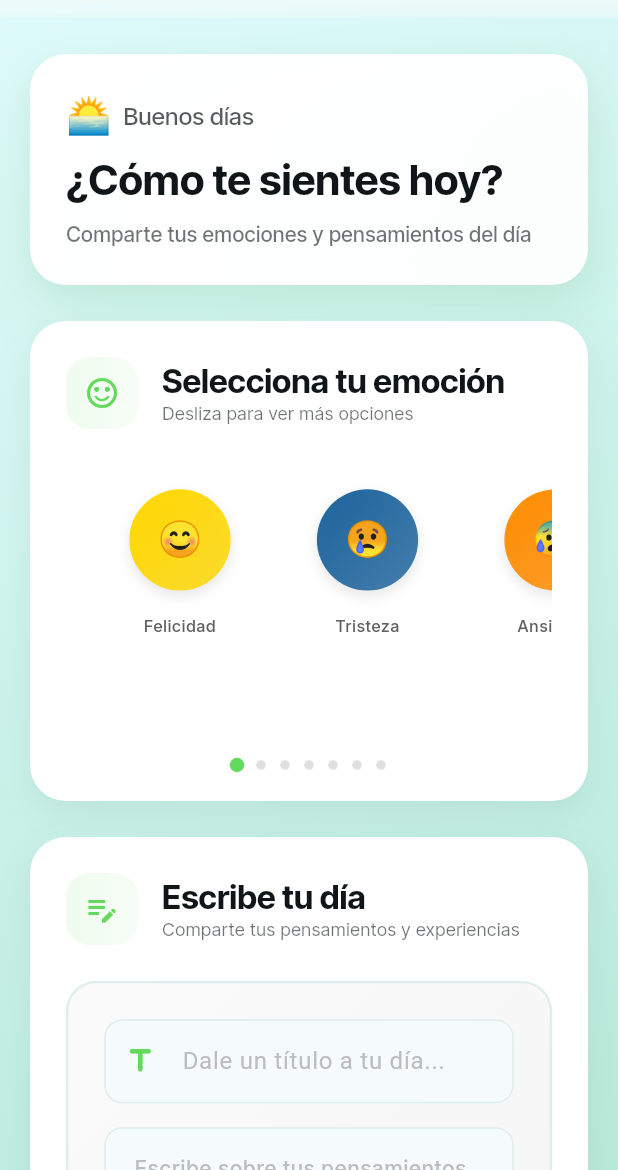
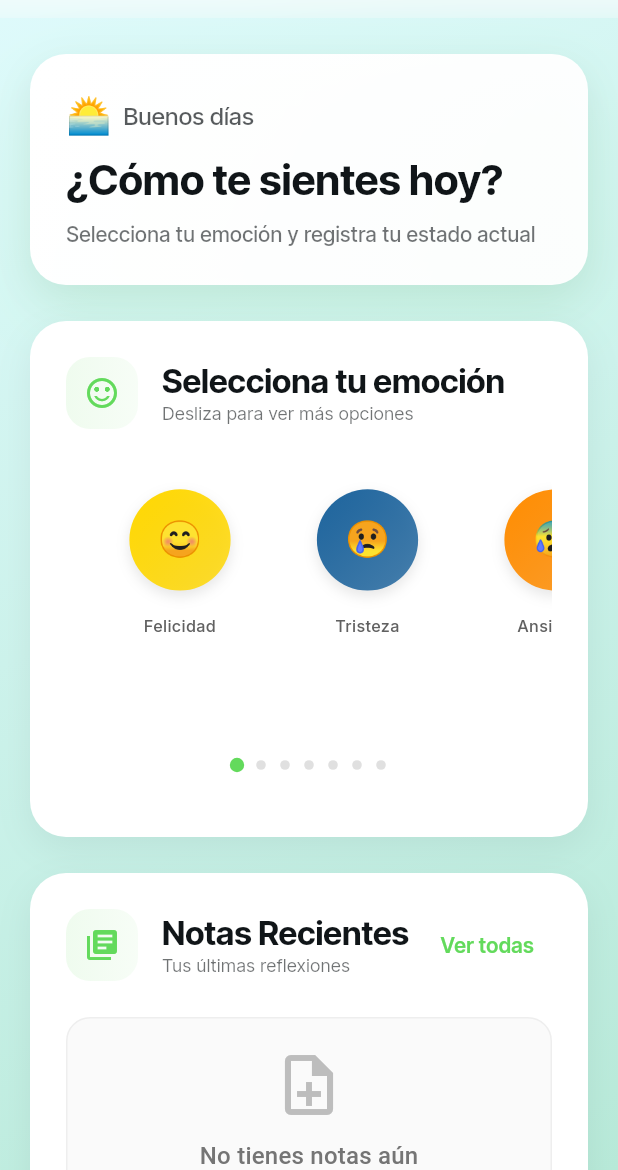
Before and after one commit to YaelAguilar/Lumimood-app, a Flutter app: the _DiaryView screen opened directly, on a phone screen of 412 x 824 dp, the part 66-1236 px from its top. Run offline on Flutter 3.47's test engine with Material 3 defaults, Android fonts, the phone set to English and light mode, and no system bars; drawn by our look-alikes of flutter_animate; our stand-ins replace dartz, equatable, fl_chart, flutter_bloc, flutter_dotenv, get_it and 4 more; accounts and stored records are empty.

Commit message:
feat(diary): enhance DiaryBloc to include recent notes functionality and update emotion saving logic

```diff
--- a/lib/features/diary/presentation/bloc/diary_event.dart
+++ b/lib/features/diary/presentation/bloc/diary_event.dart
@@ -14,9 +14,4 @@ final class IntensityChanged extends DiaryEvent {
   IntensityChanged(this.intensity);
 }
 
-final class SaveNoteButtonPressed extends DiaryEvent {
-  final String title;
-  final String content;
-
-  SaveNoteButtonPressed({required this.title, required this.content});
-}
+final class SaveEmotionButtonPressed extends DiaryEvent {}
--- a/lib/features/diary/presentation/bloc/diary_state.dart
+++ b/lib/features/diary/presentation/bloc/diary_state.dart
@@ -7,7 +7,8 @@ class DiaryState extends Equatable {
   final List<Emotion> emotions;
   final Emotion? selectedEmotion;
   final double intensity;
-  final bool isNoteSaved;
+  final bool isEmotionSaved;
+  final List<Note> recentNotes;
   final String? errorMessage;
 
   const DiaryState({
@@ -15,7 +16,8 @@ class DiaryState extends Equatable {
     this.emotions = const [],
     this.selectedEmotion,
     this.intensity = 5.0,
-    this.isNoteSaved = false,
+    this.isEmotionSaved = false,
+    this.recentNotes = const [],
     this.errorMessage,
   });
 
@@ -24,7 +26,8 @@ class DiaryState extends Equatable {
     List<Emotion>? emotions,
     Emotion? selectedEmotion,
     double? intensity,
-    bool? isNoteSaved,
+    bool? isEmotionSaved,
+    List<Note>? recentNotes,
     String? errorMessage,
   }) {
     return DiaryState(
@@ -32,11 +35,12 @@ class DiaryState extends Equatable {
       emotions: emotions ?? this.emotions,
       selectedEmotion: selectedEmotion ?? this.selectedEmotion,
       intensity: intensity ?? this.intensity,
-      isNoteSaved: isNoteSaved ?? this.isNoteSaved,
+      isEmotionSaved: isEmotionSaved ?? this.isEmotionSaved,
+      recentNotes: recentNotes ?? this.recentNotes,
       errorMessage: errorMessage,
     );
   }
 
   @override
-  List<Object?> get props => [status, emotions, selectedEmotion, intensity, isNoteSaved, errorMessage];
+  List<Object?> get props => [status, emotions, selectedEmotion, intensity, isEmotionSaved, recentNotes, errorMessage];
 }
--- a/lib/features/diary/presentation/pages/diary_page.dart
+++ b/lib/features/diary/presentation/pages/diary_page.dart
@@ -5,9 +5,11 @@ import 'package:flutter_bloc/flutter_bloc.dart';
 import 'package:flutter_animate/flutter_animate.dart';
 import 'package:google_fonts/google_fonts.dart';
 import 'package:go_router/go_router.dart';
+import 'package:intl/intl.dart';
 import '../../../../core/injection_container.dart';
 import '../../../../core/presentation/theme.dart';
 import '../../../../core/session/session_cubit.dart';
+import '../../../notes/domain/entities/note.dart';
 import '../../../welcome/presentation/widgets/animated_background.dart';
 import '../bloc/diary_bloc.dart';
 import '../widgets/emotion_button.dart';
@@ -53,7 +55,7 @@ class _DiaryViewState extends State<_DiaryView> {
               ),
             );
         }
-        if (state.isNoteSaved) {
+        if (state.isEmotionSaved) {
           HapticFeedback.lightImpact();
           ScaffoldMessenger.of(context)
             ..hideCurrentSnackBar()
@@ -63,7 +65,7 @@ class _DiaryViewState extends State<_DiaryView> {
                   children: [
                     Icon(Icons.check_circle, color: Colors.white, size: 20),
                     SizedBox(width: 12),
-                    Text('Nota guardada con éxito'),
+                    Text('Emoción guardada con éxito'),
                   ],
                 ),
                 backgroundColor: AppTheme.primaryColor,
@@ -131,7 +133,7 @@ class _DiaryViewState extends State<_DiaryView> {
                         const SizedBox(height: 24),
                         const _EmotionsSection(),
                         const SizedBox(height: 24),
-                        const _NoteSection(),
+                        const _RecentNotesSection(),
                         const SizedBox(height: 40),
                       ],
                     ),
@@ -224,7 +226,7 @@ class _WelcomeCard extends StatelessWidget {
             ),
             const SizedBox(height: 8),
             Text(
-              'Comparte tus emociones y pensamientos del día',
+              'Selecciona tu emoción y registra tu estado actual',
               style: GoogleFonts.interTight(
                 textStyle: textTheme.bodyMedium,
                 color: AppTheme.primaryText.withAlpha((0.6 * 255).round()),
@@ -484,6 +486,68 @@ class _EmotionsSectionState extends State<_EmotionsSection> {
                   );
                 },
               ),
+
+            // Intensity Slider Section
+            const SizedBox(height: 24),
+            BlocBuilder<DiaryBloc, DiaryState>(
+              buildWhen: (p, c) => p.selectedEmotion != c.selectedEmotion || p.intensity != c.intensity,
+              builder: (context, state) {
+                if (state.selectedEmotion == null) {
+                  return const SizedBox.shrink();
+                }
+
+                return Column(
+                  crossAxisAlignment: CrossAxisAlignment.start,
+                  children: [
+                    Text(
+                      'Intensidad: ${state.intensity.round()}',
+                      style: textTheme.bodyMedium?.copyWith(
+                        color: state.selectedEmotion?.color,
+                        fontWeight: FontWeight.bold,
+                      ),
+                    ),
+                    const SizedBox(height: 8),
+                    Slider(
+                      value: state.intensity,
+                      min: 1,
+                      max: 10,
+                      divisions: 9,
+                      activeColor: state.selectedEmotion?.color,
+                      label: state.intensity.round().toString(),
+                      onChanged: (value) {
+                        context.read<DiaryBloc>().add(IntensityChanged(value));
+                      },
+                    ),
+                    const SizedBox(height: 16),
+                    SizedBox(
+                      width: double.infinity,
+                      child: ElevatedButton.icon(
+                        style: ElevatedButton.styleFrom(
+                          backgroundColor: state.selectedEmotion?.color ?? AppTheme.primaryColor,
+                          foregroundColor: Colors.white,
+                          minimumSize: const Size(double.infinity, 56),
+                          shape: RoundedRectangleBorder(borderRadius: BorderRadius.circular(16)),
+                          elevation: 8,
+                          shadowColor: (state.selectedEmotion?.color ?? AppTheme.primaryColor).withAlpha((0.4 * 255).round()),
+                        ),
+                        onPressed: () {
+                          HapticFeedback.mediumImpact();
+                          context.read<DiaryBloc>().add(SaveEmotionButtonPressed());
+                        },
+                        icon: const Icon(Icons.save_rounded),
+                        label: Text(
+                          'Guardar Emoción',
+                          style: textTheme.titleMedium?.copyWith(
+                            color: Colors.white,
+                            fontWeight: FontWeight.bold,
+                          ),
+                        ),
+                      ),
+                    ),
+                  ],
+                ).animate().fadeIn(duration: 400.ms);
+              },
+            ),
           ],
         ),
       ).animate().fadeIn(delay: 400.ms).slideY(begin: 0.2),
@@ -491,8 +555,28 @@ class _EmotionsSectionState extends State<_EmotionsSection> {
   }
 }
 
-class _NoteSection extends StatelessWidget {
-  const _NoteSection();
+class _RecentNotesSection extends StatefulWidget {
+  const _RecentNotesSection();
+
+  @override
+  State<_RecentNotesSection> createState() => _RecentNotesSectionState();
+}
+
+class _RecentNotesSectionState extends State<_RecentNotesSection> {
+  late PageController _pageController;
+  int _currentPage = 0;
+
+  @override
+  void initState() {
+    super.initState();
+    _pageController = PageController();
+  }
+
+  @override
+  void dispose() {
+    _pageController.dispose();
+    super.dispose();
+  }
 
   @override
   Widget build(BuildContext context) {
@@ -529,7 +613,7 @@ class _NoteSection extends StatelessWidget {
                     ),
                     borderRadius: BorderRadius.circular(16),
                   ),
-                  child: const Icon(Icons.edit_note, color: AppTheme.primaryColor, size: 24),
+                  child: const Icon(Icons.library_books, color: AppTheme.primaryColor, size: 24),
                 ),
                 const SizedBox(width: 16),
                 Expanded(
@@ -537,14 +621,14 @@ class _NoteSection extends StatelessWidget {
                     crossAxisAlignment: CrossAxisAlignment.start,
                     children: [
                       Text(
-                        'Escribe tu día',
+                        'Notas Recientes',
                         style: GoogleFonts.interTight(
                           textStyle: textTheme.titleLarge,
                           fontWeight: FontWeight.bold,
                         ),
                       ),
                       Text(
-                        'Comparte tus pensamientos y experiencias',
+                        'Tus últimas reflexiones',
                         style: GoogleFonts.interTight(
                           textStyle: textTheme.bodySmall,
                           color: AppTheme.primaryText.withAlpha((0.6 * 255).round()),
@@ -553,10 +637,82 @@ class _NoteSection extends StatelessWidget {
                     ],
                   ),
                 ),
+                TextButton(
+                  onPressed: () => context.pushNamed('notes'),
+                  child: Text(
+                    'Ver todas',
+                    style: GoogleFonts.interTight(
+                      textStyle: textTheme.bodyMedium,
+                      color: AppTheme.primaryColor,
+                      fontWeight: FontWeight.w600,
+                    ),
+                  ),
+                ),
               ],
             ),
             const SizedBox(height: 24),
-            const _NoteCard(),
+            BlocBuilder<DiaryBloc, DiaryState>(
+              buildWhen: (p, c) => p.recentNotes != c.recentNotes || p.status != c.status,
+              builder: (context, state) {
+                if (state.status == DiaryStatus.loading) {
+                  return const Center(
+                    child: Padding(
+                      padding: EdgeInsets.all(32.0),
+                      child: CircularProgressIndicator(),
+                    ),
+                  );
+                }
+
+                if (state.recentNotes.isEmpty) {
+                  return _EmptyNotesWidget();
+                }
+
+                return Column(
+                  children: [
+                    SizedBox(
+                      height: 200,
+                      child: PageView.builder(
+                        controller: _pageController,
+                        itemCount: state.recentNotes.length,
+                        onPageChanged: (index) {
+                          setState(() {
+                            _currentPage = index;
+                          });
+                        },
+                        itemBuilder: (context, index) {
+                          final note = state.recentNotes[index];
+                          return Padding(
+                            padding: const EdgeInsets.symmetric(horizontal: 4.0),
+                            child: _NoteCarouselCard(note: note),
+                          );
+                        },
+                      ),
+                    ),
+                    const SizedBox(height: 16),
+                    // Page Indicator (Dots)
+                    if (state.recentNotes.length > 1)
+                      Row(
+                        mainAxisAlignment: MainAxisAlignment.center,
+                        children: List.generate(
+                          state.recentNotes.length,
+                          (index) => AnimatedContainer(
+                            duration: const Duration(milliseconds: 300),
+                            margin: const EdgeInsets.symmetric(horizontal: 4),
+                            height: 8,
+                            width: _currentPage == index ? 24 : 8,
+                            decoration: BoxDecoration(
+                              color: _currentPage == index
+                                  ? AppTheme.primaryColor
+                                  : AppTheme.primaryColor.withAlpha((0.3 * 255).round()),
+                              borderRadius: BorderRadius.circular(4),
+                            ),
+                          ),
+                        ),
+                      ),
+                  ],
+                );
+              },
+            ),
           ],
         ),
       ).animate().fadeIn(delay: 600.ms).slideY(begin: 0.2),
@@ -564,183 +720,156 @@ class _NoteSection extends StatelessWidget {
   }
 }
 
-class _NoteCard extends StatefulWidget {
-  const _NoteCard();
+class _EmptyNotesWidget extends StatelessWidget {
+  @override
+  Widget build(BuildContext context) {
+    final textTheme = Theme.of(context).textTheme;
 
-  @override
-  State<_NoteCard> createState() => _NoteCardState();
+    return Container(
+      height: 150,
+      decoration: BoxDecoration(
+        color: Colors.grey.shade50,
+        borderRadius: BorderRadius.circular(16),
+        border: Border.all(color: Colors.grey.shade200),
+      ),
+      child: Center(
+        child: Column(
+          mainAxisAlignment: MainAxisAlignment.center,
+          children: [
+            Icon(
+              Icons.note_add_outlined,
+              size: 48,
+              color: Colors.grey.shade400,
+            ),
+            const SizedBox(height: 12),
+            Text(
+              'No tienes notas aún',
+              style: textTheme.titleMedium?.copyWith(
+                color: Colors.grey.shade600,
+                fontWeight: FontWeight.w500,
+              ),
+            ),
+            const SizedBox(height: 8),
+            Text(
+              'Crea tu primera nota tocando aquí',
+              style: textTheme.bodySmall?.copyWith(
+                color: Colors.grey.shade500,
+              ),
+            ),
+          ],
+        ),
+      ),
+    ).animate().fadeIn(duration: 400.ms);
+  }
 }
 
-class _NoteCardState extends State<_NoteCard> {
-  late final TextEditingController _titleController;
-  late final TextEditingController _contentController;
-  bool _isExpanded = false;
+class _NoteCarouselCard extends StatelessWidget {
+  final Note note;
 
-  @override
-  void initState() {
-    super.initState();
-    _titleController = TextEditingController();
-    _contentController = TextEditingController();
-  }
-
-  @override
-  void dispose() {
-    _titleController.dispose();
-    _contentController.dispose();
-    super.dispose();
-  }
+  const _NoteCarouselCard({required this.note});
 
   @override
   Widget build(BuildContext context) {
     final textTheme = Theme.of(context).textTheme;
+    final formattedDate = DateFormat.yMMMd('es_ES').format(note.date);
 
-    return BlocBuilder<DiaryBloc, DiaryState>(
-      buildWhen: (p, c) => p.selectedEmotion != c.selectedEmotion || p.intensity != c.intensity,
-      builder: (context, state) {
-        return AnimatedContainer(
-          duration: const Duration(milliseconds: 500),
-          curve: Curves.easeOutCubic,
-          padding: const EdgeInsets.all(24),
+    return GestureDetector(
+      onTap: () {
+        HapticFeedback.lightImpact();
+        context.pushNamed('note_detail', extra: note);
+      },
+      child: Container(
+        padding: const EdgeInsets.all(20),
         decoration: BoxDecoration(
           gradient: LinearGradient(
             colors: [
-                state.selectedEmotion?.color.withAlpha((0.05 * 255).round()) ?? Colors.grey.shade50,
-                state.selectedEmotion?.color.withAlpha((0.02 * 255).round()) ?? Colors.grey.shade100,
+              Colors.grey.shade50,
+              Colors.white,
             ],
             begin: Alignment.topLeft,
             end: Alignment.bottomRight,
           ),
           borderRadius: BorderRadius.circular(20),
           border: Border.all(
-              color: state.selectedEmotion?.color.withAlpha((0.2 * 255).round()) ?? AppTheme.alternate,
-              width: 1.5,
+            color: Colors.grey.shade200,
+            width: 1,
           ),
+          boxShadow: [
+            BoxShadow(
+              color: Colors.black.withAlpha((0.05 * 255).round()),
+              blurRadius: 8,
+              offset: const Offset(0, 4),
+            ),
+          ],
         ),
         child: Column(
           crossAxisAlignment: CrossAxisAlignment.start,
           children: [
-              TextFormField(
-                controller: _titleController,
-                decoration: InputDecoration(
-                  hintText: 'Dale un título a tu día...',
-                  hintStyle: textTheme.bodyLarge?.copyWith(color: Colors.grey.shade400),
-                  border: InputBorder.none,
-                  prefixIcon: Icon(
-                    Icons.title_rounded,
-                    color: state.selectedEmotion?.color ?? AppTheme.primaryColor,
+            Row(
+              children: [
+                Expanded(
+                  child: Text(
+                    note.title,
+                    style: GoogleFonts.interTight(
+                      textStyle: textTheme.titleMedium,
+                      fontWeight: FontWeight.bold,
+                      color: AppTheme.primaryText,
+                    ),
+                    maxLines: 1,
+                    overflow: TextOverflow.ellipsis,
                   ),
                 ),
-                style: textTheme.bodyLarge?.copyWith(
-                  fontWeight: FontWeight.w600,
-                  color: AppTheme.primaryText,
+                Container(
+                  padding: const EdgeInsets.symmetric(horizontal: 8, vertical: 4),
+                  decoration: BoxDecoration(
+                    color: AppTheme.primaryColor.withAlpha((0.1 * 255).round()),
+                    borderRadius: BorderRadius.circular(8),
                   ),
-                textCapitalization: TextCapitalization.sentences,
-                onTap: () {
-                  if (!_isExpanded) {
-                    setState(() => _isExpanded = true);
-                  }
-                },
-              ),
-              const SizedBox(height: 16),
-              AnimatedContainer(
-                duration: const Duration(milliseconds: 300),
-                height: _isExpanded ? null : 120,
-                child: TextFormField(
-                  controller: _contentController,
-                  decoration: InputDecoration(
-                    hintText: 'Escribe sobre tus pensamientos, eventos, lo que quieras...\n\n¿Qué te hizo sentir así?\n¿Qué fue lo mejor del día?\n¿Hay algo que te preocupa?',
-                    hintStyle: textTheme.bodyMedium?.copyWith(color: Colors.grey.shade400),
-                    border: InputBorder.none,
-                    alignLabelWithHint: true,
-                  ),
-                  style: textTheme.bodyMedium?.copyWith(
-                    color: AppTheme.primaryText,
-                    height: 1.6,
-                  ),
-                  maxLines: _isExpanded ? 8 : 3,
-                  minLines: 3,
-                  textCapitalization: TextCapitalization.sentences,
-                  onTap: () {
-                    if (!_isExpanded) {
-                      setState(() => _isExpanded = true);
-                    }
-                  },
-                ),
-              ),
-              const SizedBox(height: 16),
-              if (state.selectedEmotion != null) ...[
-                Text(
-                  'Intensidad: ${state.intensity.round()}',
-                  style: textTheme.bodyMedium?.copyWith(
-                    color: state.selectedEmotion?.color,
-                    fontWeight: FontWeight.bold,
-                  ),
-                ),
-                Slider(
-                  value: state.intensity,
-                  min: 1,
-                  max: 10,
-                  divisions: 9,
-                  activeColor: state.selectedEmotion?.color,
-                  label: state.intensity.round().toString(),
-                  onChanged: (value) {
-                    context.read<DiaryBloc>().add(IntensityChanged(value));
-                  },
-                ),
-                const SizedBox(height: 16),
-              ],
-              BlocListener<DiaryBloc, DiaryState>(
-                listener: (context, state) {
-                  if (state.isNoteSaved) {
-                    _titleController.clear();
-                    _contentController.clear();
-                    setState(() => _isExpanded = false);
-                    FocusManager.instance.primaryFocus?.unfocus();
-                  }
-                },
-                child: SizedBox(
-                  width: double.infinity,
-                  child: ElevatedButton.icon(
-                    style: ElevatedButton.styleFrom(
-                      backgroundColor: state.selectedEmotion?.color ?? AppTheme.primaryColor,
-                      foregroundColor: Colors.white,
-                      minimumSize: const Size(double.infinity, 56),
-                      shape: RoundedRectangleBorder(borderRadius: BorderRadius.circular(16)),
-                      elevation: 8,
-                      shadowColor: (state.selectedEmotion?.color ?? AppTheme.primaryColor).withAlpha((0.4 * 255).round()),
-                    ),
-                    onPressed: () {
-                      if (_titleController.text.trim().isEmpty && _contentController.text.trim().isEmpty) {
-                        ScaffoldMessenger.of(context).showSnackBar(
-                          const SnackBar(
-                            content: Text('Por favor, escribe al menos un título o contenido'),
-                            backgroundColor: Colors.orange,
-                          ),
-                        );
-                        return;
-                      }
-
-                      HapticFeedback.mediumImpact();
-                      context.read<DiaryBloc>().add(SaveNoteButtonPressed(
-                            title: _titleController.text,
-                            content: _contentController.text,
-                          ));
-                    },
-                    icon: const Icon(Icons.save_rounded),
-                    label: Text(
-                      'Guardar Nota',
-                      style: textTheme.titleMedium?.copyWith(
-                        color: Colors.white,
-                        fontWeight: FontWeight.bold,
-                      ),
-                    ),
+                  child: Text(
+                    formattedDate,
+                    style: GoogleFonts.inter(
+                      textStyle: textTheme.bodySmall,
+                      color: AppTheme.primaryColor,
+                      fontWeight: FontWeight.w500,
                     ),
                   ),
                 ),
               ],
             ),
-        );
-      },
+            const SizedBox(height: 12),
+            Expanded(
+              child: Text(
+                note.content,
+                style: textTheme.bodyMedium?.copyWith(
+                  color: AppTheme.primaryText.withAlpha((0.7 * 255).round()),
+                  height: 1.5,
+                ),
+                maxLines: 4,
+                overflow: TextOverflow.ellipsis,
+              ),
+            ),
+            const SizedBox(height: 12),
+            Row(
+              children: [
+                Icon(
+                  Icons.arrow_forward_ios_rounded,
+                  size: 16,
+                  color: AppTheme.primaryColor,
+                ),
+                const SizedBox(width: 4),
+                Text(
+                  'Leer más',
+                  style: GoogleFonts.inter(
+                    textStyle: textTheme.bodySmall,
+                    color: AppTheme.primaryColor,
+                    fontWeight: FontWeight.w600,
+                  ),
+                ),
+              ],
+            ),
+          ],
+        ),
+      ),
     );
   }
 }
```
Also changed, not shown: lib/core/injection_container.dart (+7 -2 lines), lib/features/diary/presentation/bloc/diary_bloc.dart (+91 -15 lines). Lines whose indentation alone changed are shown as unchanged.
